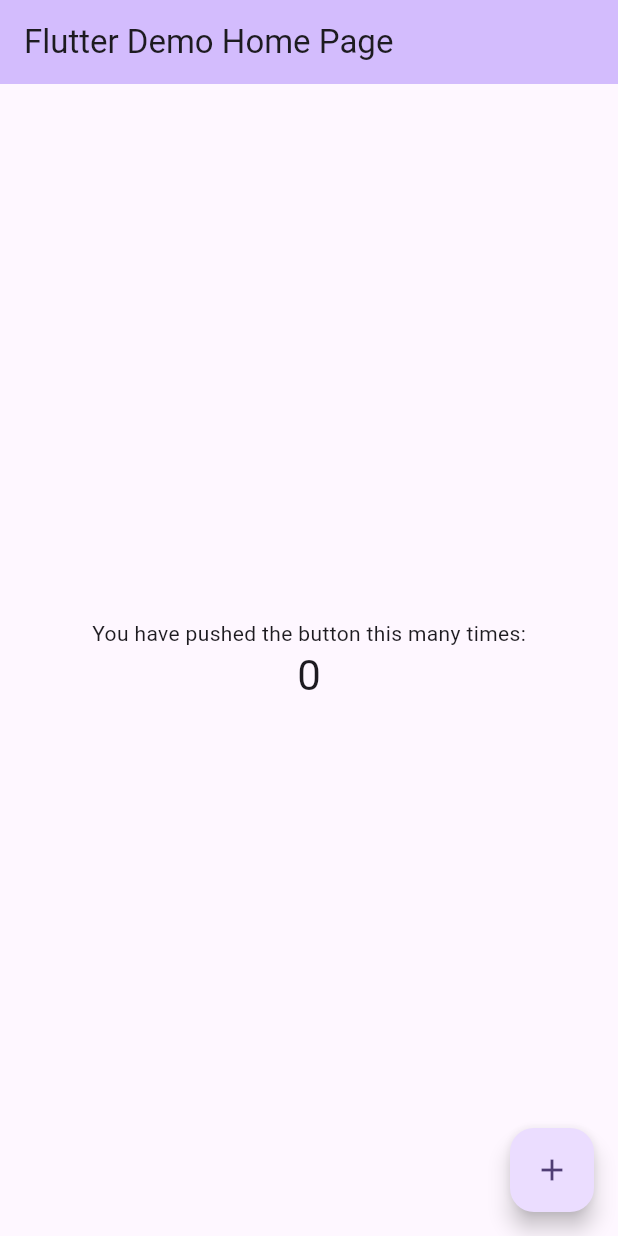
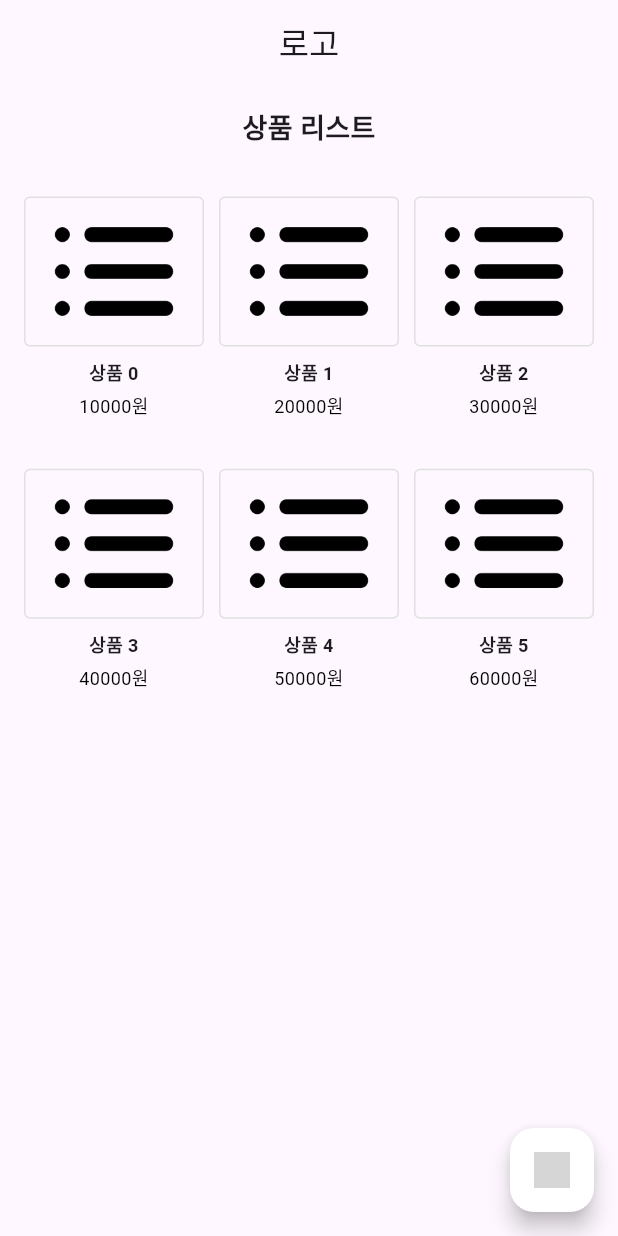
Before and after one commit to Metachive/buybye, a Flutter app: the screen it shows after launch, on a phone screen of 412 x 824 dp. Run offline on Flutter 3.47's test engine with Material 3 defaults, Android fonts, the phone set to English and light mode, and no system bars; grey boxes are pictures that could not be loaded.

Commit message:
feat:homepage 생성 / main test

```diff
--- /dev/null
+++ b/lib/homepage.dart
@@ -0,0 +1,91 @@
+import 'package:flutter/material.dart';
+import 'dart:io';
+
+class Homepage extends StatelessWidget {
+  const Homepage({super.key});
+
+  @override
+  Widget build(BuildContext context) {
+    // 예시용 더미 상품 리스트 (하드코딩된 6개 박스)
+    final dummyProducts = List.generate(
+      6,
+      (index) => {
+        'name': '상품 $index',
+        'price': 10000 * (index + 1),
+        'imagePath': 'assets/images/list.png', // 또는 File 경로 문자열
+      },
+    );
+
+    return Scaffold(
+      appBar: AppBar(title: const Text('로고'), centerTitle: true),
+      body: Column(
+        children: [
+          const Padding(
+            padding: EdgeInsets.all(16.0),
+            child: Text(
+              '상품 리스트',
+              style: TextStyle(fontSize: 18, fontWeight: FontWeight.bold),
+            ),
+          ),
+          Expanded(
+            child: GridView.builder(
+              padding: const EdgeInsets.all(16),
+              gridDelegate: const SliverGridDelegateWithFixedCrossAxisCount(
+                crossAxisCount: 3,
+                childAspectRatio: 0.7,
+                crossAxisSpacing: 10,
+                mainAxisSpacing: 10,
+              ),
+              itemCount: dummyProducts.length,
+              itemBuilder: (context, index) {
+                final product = dummyProducts[index];
+                return Column(
+                  crossAxisAlignment: CrossAxisAlignment.center,
+                  children: [
+                    AspectRatio(
+                      aspectRatio: 1.2,
+                      child: Container(
+                        decoration: BoxDecoration(
+                          border: Border.all(color: Colors.grey.shade300),
+                          borderRadius: BorderRadius.circular(4),
+                        ),
+                        child: Image.asset(
+                          product['imagePath']! as String,
+                          fit: BoxFit.cover,
+                        ),
+                      ),
+                    ),
+                    const SizedBox(height: 8),
+                    Text(
+                      product['name']! as String,
+                      style: const TextStyle(
+                        fontSize: 12,
+                        fontWeight: FontWeight.bold,
+                      ),
+                      maxLines: 2,
+                      overflow: TextOverflow.ellipsis,
+                      textAlign: TextAlign.center,
+                    ),
+                    const SizedBox(height: 4),
+                    Text(
+                      '${product['price']}원',
+                      style: const TextStyle(fontSize: 12, color: Colors.black),
+                      textAlign: TextAlign.center,
+                    ),
+                  ],
+                );
+              },
+            ),
+          ),
+        ],
+      ),
+      floatingActionButton: FloatingActionButton(
+        onPressed: () {
+          // 아무 기능 없음
+        },
+        backgroundColor: Colors.white,
+        child: Image.asset('assets/images/plus.png', width: 24, height: 24),
+      ),
+    );
+  }
+}
--- a/lib/main.dart
+++ b/lib/main.dart
@@ -1,4 +1,5 @@
 import 'package:flutter/material.dart';
+import 'homepage.dart';
 
 void main() {
   runApp(const MyApp());
@@ -7,116 +8,14 @@ void main() {
 class MyApp extends StatelessWidget {
   const MyApp({super.key});
 
-  // This widget is the root of your application.
   @override
   Widget build(BuildContext context) {
     return MaterialApp(
       title: 'Flutter Demo',
       theme: ThemeData(
-        // This is the theme of your application.
-        //
-        // TRY THIS: Try running your application with "flutter run". You'll see
-        // the application has a purple toolbar. Then, without quitting the app,
-        // try changing the seedColor in the colorScheme below to Colors.green
-        // and then invoke "hot reload" (save your changes or press the "hot
-        // reload" button in a Flutter-supported IDE, or press "r" if you used
-        // the command line to start the app).
-        //
-        // Notice that the counter didn't reset back to zero; the application
-        // state is not lost during the reload. To reset the state, use hot
-        // restart instead.
-        //
-        // This works for code too, not just values: Most code changes can be
-        // tested with just a hot reload.
         colorScheme: ColorScheme.fromSeed(seedColor: Colors.deepPurple),
       ),
-      home: const MyHomePage(title: 'Flutter Demo Home Page'),
+      home: const Homepage(), // HomePage로 변경
     );
   }
 }
-
-class MyHomePage extends StatefulWidget {
-  const MyHomePage({super.key, required this.title});
-
-  // This widget is the home page of your application. It is stateful, meaning
-  // that it has a State object (defined below) that contains fields that affect
-  // how it looks.
-
-  // This class is the configuration for the state. It holds the values (in this
-  // case the title) provided by the parent (in this case the App widget) and
-  // used by the build method of the State. Fields in a Widget subclass are
-  // always marked "final".
-
-  final String title;
-
-  @override
-  State<MyHomePage> createState() => _MyHomePageState();
-}
-
-class _MyHomePageState extends State<MyHomePage> {
-  int _counter = 0;
-
-  void _incrementCounter() {
-    setState(() {
-      // This call to setState tells the Flutter framework that something has
-      // changed in this State, which causes it to rerun the build method below
-      // so that the display can reflect the updated values. If we changed
-      // _counter without calling setState(), then the build method would not be
-      // called again, and so nothing would appear to happen.
-      _counter++;
-    });
-  }
-
-  @override
-  Widget build(BuildContext context) {
-    // This method is rerun every time setState is called, for instance as done
-    // by the _incrementCounter method above.
-    //
-    // The Flutter framework has been optimized to make rerunning build methods
-    // fast, so that you can just rebuild anything that needs updating rather
-    // than having to individually change instances of widgets.
-    return Scaffold(
-      appBar: AppBar(
-        // TRY THIS: Try changing the color here to a specific color (to
-        // Colors.amber, perhaps?) and trigger a hot reload to see the AppBar
-        // change color while the other colors stay the same.
-        backgroundColor: Theme.of(context).colorScheme.inversePrimary,
-        // Here we take the value from the MyHomePage object that was created by
-        // the App.build method, and use it to set our appbar title.
-        title: Text(widget.title),
-      ),
-      body: Center(
-        // Center is a layout widget. It takes a single child and positions it
-        // in the middle of the parent.
-        child: Column(
-          // Column is also a layout widget. It takes a list of children and
-          // arranges them vertically. By default, it sizes itself to fit its
-          // children horizontally, and tries to be as tall as its parent.
-          //
-          // Column has various properties to control how it sizes itself and
-          // how it positions its children. Here we use mainAxisAlignment to
-          // center the children vertically; the main axis here is the vertical
-          // axis because Columns are vertical (the cross axis would be
-          // horizontal).
-          //
-          // TRY THIS: Invoke "debug painting" (choose the "Toggle Debug Paint"
-          // action in the IDE, or press "p" in the console), to see the
-          // wireframe for each widget.
-          mainAxisAlignment: MainAxisAlignment.center,
-          children: <Widget>[
-            const Text('You have pushed the button this many times:'),
-            Text(
-              '$_counter',
-              style: Theme.of(context).textTheme.headlineMedium,
-            ),
-          ],
-        ),
-      ),
-      floatingActionButton: FloatingActionButton(
-        onPressed: _incrementCounter,
-        tooltip: 'Increment',
-        child: const Icon(Icons.add),
-      ), // This trailing comma makes auto-formatting nicer for build methods.
-    );
-  }
-}
--- a/pubspec.yaml
+++ b/pubspec.yaml
@@ -2,7 +2,7 @@ name: flutter_buybye
 description: "A new Flutter project."
 # The following line prevents the package from being accidentally published to
 # pub.dev using `flutter pub publish`. This is preferred for private packages.
-publish_to: 'none' # Remove this line if you wish to publish to pub.dev
+publish_to: "none" # Remove this line if you wish to publish to pub.dev
 
 # The following defines the version and build number for your application.
 # A version number is three numbers separated by dots, like 1.2.43
@@ -51,7 +51,6 @@ dev_dependencies:
 
 # The following section is specific to Flutter packages.
 flutter:
-
   # The following line ensures that the Material Icons font is
   # included with your application, so that you can use the icons in
   # the material Icons class.
```
